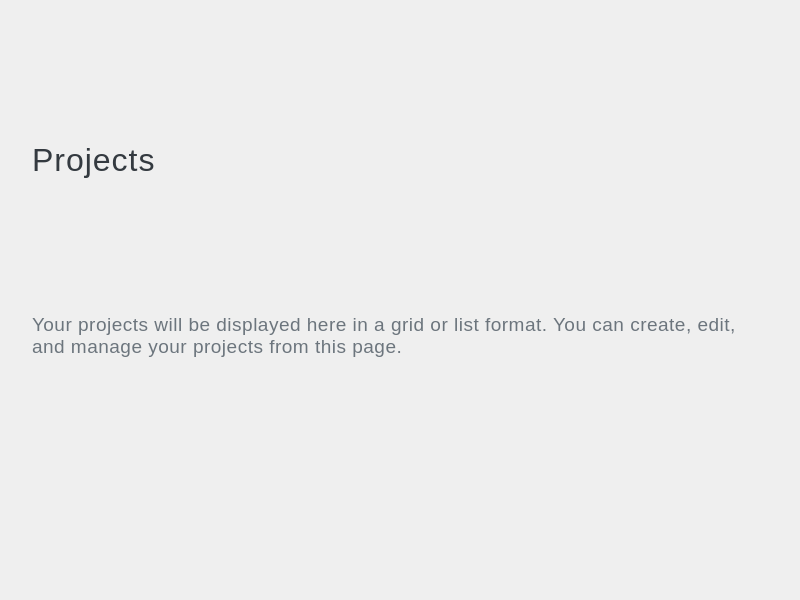
Qt form projects.ui (2A31ProjetCpp2526/2a31-create-teams-smart-digital-content-creation-studio) before a commit.
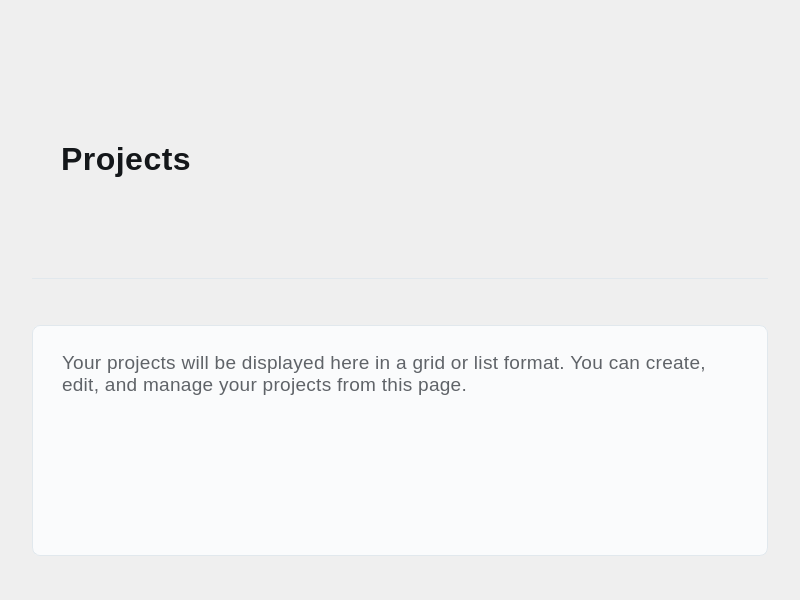
The same form after that commit.

Diff of the .ui file:
```diff
--- a/projects.ui
+++ b/projects.ui
@@ -31,14 +31,18 @@
      <property name="font">
       <font>
        <pointsize>24</pointsize>
-       <weight>300</weight>
+       <weight>500</weight>
       </font>
      </property>
      <property name="styleSheet">
       <string notr="true">QLabel {
-    color: #343a40;
-    font-weight: 300;
-    letter-spacing: 1px;
+    color: #14171a;
+    font-weight: 500;
+    letter-spacing: 0.5px;
+    background: transparent;
+    border-bottom: 1px solid #e1e8ed;
+    padding: 12px 20px;
+    margin: 8px 0px;
 }</string>
      </property>
      <property name="text">
@@ -72,9 +76,15 @@
      </property>
      <property name="styleSheet">
       <string notr="true">QLabel {
-    color: #6c757d;
-    font-weight: 300;
-    letter-spacing: 0.5px;
+    color: #5f6368;
+    font-weight: 400;
+    letter-spacing: 0.3px;
+    line-height: 1.6;
+    background: #fafbfc;
+    border: 1px solid #e1e8ed;
+    border-radius: 8px;
+    padding: 20px 24px;
+    margin: 12px 0px;
 }</string>
      </property>
      <property name="text">
```
